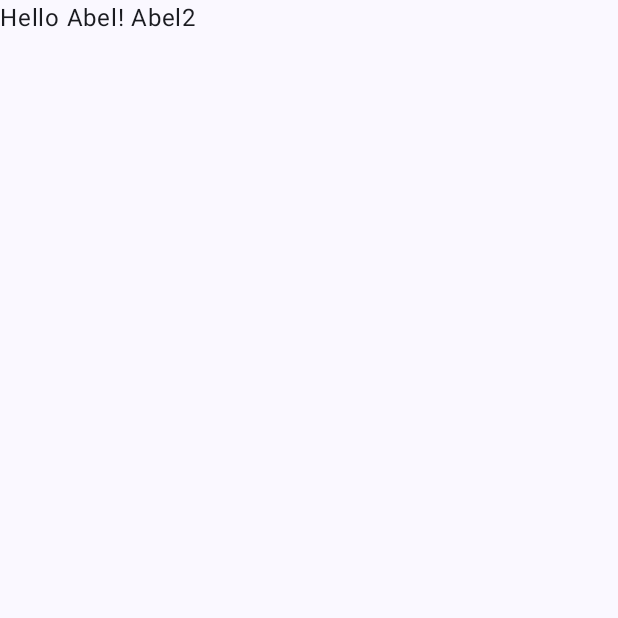
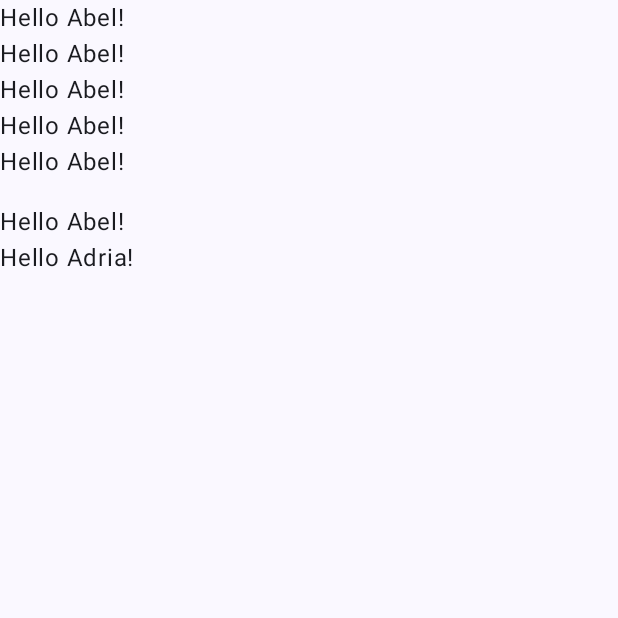
Before and after one commit to abelpujol99/DemoKotlin, an Android app built with Jetpack Compose: the screen it shows after launch (MainActivity), on a phone screen of 412 x 824 dp, the top half of it. Before the commit the part shown is almost empty. Run offline under Robolectric (Android 15) with nearby library versions, the phone set to English and light mode, and no system bars.

Commit message:
For loop

```diff
--- a/app/src/main/java/com/example/demokotlin/MainActivity.kt
+++ b/app/src/main/java/com/example/demokotlin/MainActivity.kt
@@ -4,12 +4,16 @@ import android.os.Bundle
 import android.util.Log
 import androidx.activity.ComponentActivity
 import androidx.activity.compose.setContent
+import androidx.compose.foundation.layout.Column
+import androidx.compose.foundation.layout.Spacer
 import androidx.compose.foundation.layout.fillMaxSize
+import androidx.compose.foundation.layout.height
 import androidx.compose.material3.MaterialTheme
 import androidx.compose.material3.Surface
 import androidx.compose.material3.Text
 import androidx.compose.runtime.Composable
 import androidx.compose.ui.Modifier
+import androidx.compose.ui.unit.dp
 import com.example.demokotlin.ui.theme.DemoKotlinTheme
 
 class MainActivity : ComponentActivity() {
@@ -22,7 +26,21 @@ class MainActivity : ComponentActivity() {
                     modifier = Modifier.fillMaxSize(),
                     color = MaterialTheme.colorScheme.background
                 ) {
-                    PrintToScreen("Abel", "Abel2")
+                    Column() {
+
+                        for (i in 1..5)
+                        {
+                            PrintToScreen("Abel")
+                        }
+                        Spacer(modifier = Modifier.height(16.dp))
+
+                        val names = listOf("Abel", "Adria")
+
+                        for (name in names)
+                        {
+                            PrintToScreen(name)
+                        }
+                    }
                 }
             }
         }
@@ -30,33 +48,10 @@ class MainActivity : ComponentActivity() {
 }
 
 @Composable
-fun PrintToScreen(name: String?, name2: String?, modifier: Modifier = Modifier) {
-
-    val name = name ?: run{
-        Log.e("NullError", "Name is Null")
-        return
-    }
-
-    val name2 = name2 ?: run{
-        Log.e("NullError", "Name2 is Null")
-        return
-    }
+fun PrintToScreen(name: String, modifier: Modifier = Modifier) {
 
     Text(
-        text = "Hello ${name}! ${name2}",
+        text = "Hello ${name}!",
         modifier = modifier
     )
-
-    /*name?.let {name ->
-        name2?.let {name2 ->
-            Text(
-                text = "Hello ${name}! ${name2}",
-                modifier = modifier
-            )
-        } ?: run{
-            Log.e("NullError", "Name2 is Null")
-        }
-    } ?: run{
-        Log.e("NullError", "Name is Null")
-    }*/
 }
```
